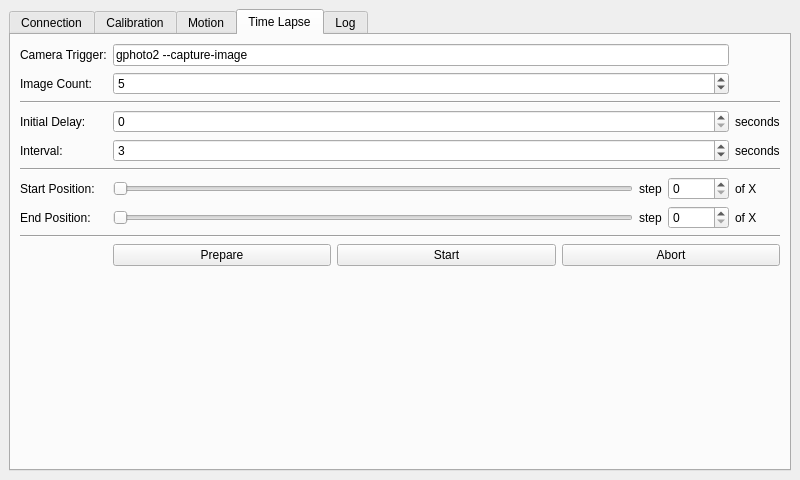
Before: the Qt Designer form demo/starter_kit_camera_slider_demo/ui/mainwindow.ui in Tinkerforge/camera-slider, drawn with Qt 5.
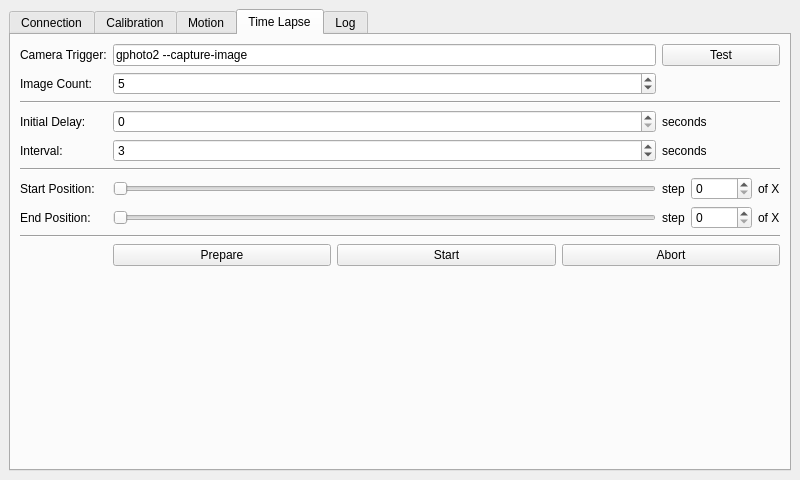
After: the same form once the commit is applied. The open tabs and pages were chosen to show the change.

Commit message: demo: Add camera trigger test button

The edit to the form file:
```diff
--- a/demo/starter_kit_camera_slider_demo/ui/mainwindow.ui
+++ b/demo/starter_kit_camera_slider_demo/ui/mainwindow.ui
@@ -679,14 +679,14 @@
             </property>
            </widget>
           </item>
-          <item row="0" column="1" colspan="3">
+          <item row="0" column="1">
            <widget class="QLineEdit" name="edit_camera_trigger">
             <property name="text">
              <string>gphoto2 --capture-image</string>
             </property>
            </widget>
           </item>
-          <item row="4" column="1" colspan="3">
+          <item row="4" column="1">
            <widget class="QSpinBox" name="spin_interval">
             <property name="minimum">
              <number>1</number>
@@ -699,7 +699,7 @@
             </property>
            </widget>
           </item>
-          <item row="4" column="4">
+          <item row="4" column="2" colspan="3">
            <widget class="QLabel" name="label_interval_unit">
             <property name="text">
              <string>seconds</string>
@@ -836,7 +836,7 @@
             </property>
            </widget>
           </item>
-          <item row="3" column="1" colspan="3">
+          <item row="3" column="1">
            <widget class="QSpinBox" name="spin_initial_delay">
             <property name="maximum">
              <number>1000000</number>
@@ -857,7 +857,21 @@
             </property>
            </widget>
           </item>
-          <item row="1" column="1" colspan="3">
+          <item row="3" column="2" colspan="3">
+           <widget class="QLabel" name="label_initial_delay_unit">
+            <property name="text">
+             <string>seconds</string>
+            </property>
+           </widget>
+          </item>
+          <item row="0" column="2" colspan="3">
+           <widget class="QPushButton" name="button_time_lapse_test">
+            <property name="text">
+             <string>Test</string>
+            </property>
+           </widget>
+          </item>
+          <item row="1" column="1">
            <widget class="QSpinBox" name="spin_image_count">
             <property name="minimum">
              <number>2</number>
@@ -870,13 +884,6 @@
             </property>
            </widget>
           </item>
-          <item row="3" column="4">
-           <widget class="QLabel" name="label_initial_delay_unit">
-            <property name="text">
-             <string>seconds</string>
-            </property>
-           </widget>
-          </item>
          </layout>
         </item>
         <item>
```
The commit also changes 1 other file.
